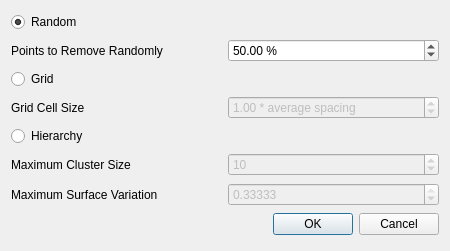
Above: Polyhedron/demo/Polyhedron/Plugins/Point_set/Point_set_simplification_plugin.ui from CGAL/cgal before the change. Below: the same form after it.
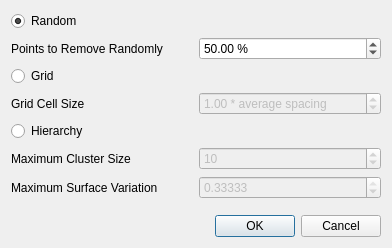
That is the form after the change.

Commit message: Rework of Point_set_simplification UI

Patch:
```diff
--- a/Polyhedron/demo/Polyhedron/Plugins/Point_set/Point_set_simplification_plugin.ui
+++ b/Polyhedron/demo/Polyhedron/Plugins/Point_set/Point_set_simplification_plugin.ui
@@ -6,14 +6,14 @@
    <rect>
     <x>0</x>
     <y>0</y>
-    <width>450</width>
-    <height>251</height>
+    <width>392</width>
+    <height>248</height>
    </rect>
   </property>
   <property name="windowTitle">
    <string>Simplification</string>
   </property>
-  <layout class="QGridLayout">
+  <layout class="QGridLayout" columnminimumwidth="0,1">
    <item row="7" column="0">
     <widget class="QLabel" name="label_4">
      <property name="text">
@@ -21,13 +21,33 @@
      </property>
     </widget>
    </item>
-   <item row="9" column="0" colspan="2">
-    <widget class="QDialogButtonBox" name="buttonBox">
-     <property name="orientation">
-      <enum>Qt::Horizontal</enum>
+   <item row="4" column="0">
+    <widget class="QRadioButton" name="Grid">
+     <property name="text">
+      <string>Grid</string>
      </property>
-     <property name="standardButtons">
-      <set>QDialogButtonBox::Cancel|QDialogButtonBox::Ok</set>
+    </widget>
+   </item>
+   <item row="7" column="1">
+    <widget class="QSpinBox" name="m_maximumClusterSize">
+     <property name="enabled">
+      <bool>false</bool>
+     </property>
+     <property name="minimum">
+      <number>1</number>
+     </property>
+     <property name="maximum">
+      <number>2147483647</number>
+     </property>
+     <property name="value">
+      <number>10</number>
+     </property>
+    </widget>
+   </item>
+   <item row="8" column="0">
+    <widget class="QLabel" name="label_5">
+     <property name="text">
+      <string>Maximum Surface Variation</string>
      </property>
     </widget>
    </item>
@@ -41,35 +61,6 @@
      </property>
     </widget>
    </item>
-   <item row="4" column="0">
-    <widget class="QRadioButton" name="Grid">
-     <property name="text">
-      <string>Grid</string>
-     </property>
-    </widget>
-   </item>
-   <item row="3" column="1">
-    <widget class="QDoubleSpinBox" name="m_randomSimplificationPercentage">
-     <property name="suffix">
-      <string> %</string>
-     </property>
-     <property name="decimals">
-      <number>2</number>
-     </property>
-     <property name="minimum">
-      <double>0.100000000000000</double>
-     </property>
-     <property name="maximum">
-      <double>100.000000000000000</double>
-     </property>
-     <property name="singleStep">
-      <double>0.100000000000000</double>
-     </property>
-     <property name="value">
-      <double>50.000000000000000</double>
-     </property>
-    </widget>
-   </item>
    <item row="6" column="0">
     <widget class="QRadioButton" name="Hierarchy">
      <property name="text">
@@ -77,31 +68,6 @@
      </property>
     </widget>
    </item>
-   <item row="5" column="1">
-    <widget class="QDoubleSpinBox" name="m_gridCellSize">
-     <property name="enabled">
-      <bool>false</bool>
-     </property>
-     <property name="suffix">
-      <string> * average spacing</string>
-     </property>
-     <property name="decimals">
-      <number>2</number>
-     </property>
-     <property name="minimum">
-      <double>0.100000000000000</double>
-     </property>
-     <property name="maximum">
-      <double>10.000000000000000</double>
-     </property>
-     <property name="singleStep">
-      <double>0.100000000000000</double>
-     </property>
-     <property name="value">
-      <double>1.000000000000000</double>
-     </property>
-    </widget>
-   </item>
    <item row="3" column="0">
     <widget class="QLabel" name="label_2">
      <property name="text">
@@ -116,26 +82,35 @@
      </property>
     </widget>
    </item>
-   <item row="7" column="1">
-    <widget class="QSpinBox" name="m_maximumClusterSize">
-     <property name="enabled">
-      <bool>false</bool>
+   <item row="10" column="0" colspan="2">
+    <widget class="QDialogButtonBox" name="buttonBox">
+     <property name="orientation">
+      <enum>Qt::Horizontal</enum>
+     </property>
+     <property name="standardButtons">
+      <set>QDialogButtonBox::Cancel|QDialogButtonBox::Ok</set>
+     </property>
+    </widget>
+   </item>
+   <item row="3" column="1">
+    <widget class="QDoubleSpinBox" name="m_randomSimplificationPercentage">
+     <property name="suffix">
+      <string> %</string>
+     </property>
+     <property name="decimals">
+      <number>2</number>
      </property>
      <property name="minimum">
-      <number>1</number>
+      <double>0.100000000000000</double>
      </property>
      <property name="maximum">
-      <number>2147483647</number>
+      <double>100.000000000000000</double>
+     </property>
+     <property name="singleStep">
+      <double>0.100000000000000</double>
      </property>
      <property name="value">
-      <number>10</number>
-     </property>
-    </widget>
-   </item>
-   <item row="8" column="0">
-    <widget class="QLabel" name="label_5">
-     <property name="text">
-      <string>Maximum Surface Variation</string>
+      <double>50.000000000000000</double>
      </property>
     </widget>
    </item>
@@ -164,6 +139,44 @@
      </property>
     </widget>
    </item>
+   <item row="5" column="1">
+    <widget class="QDoubleSpinBox" name="m_gridCellSize">
+     <property name="enabled">
+      <bool>false</bool>
+     </property>
+     <property name="suffix">
+      <string> * average spacing</string>
+     </property>
+     <property name="decimals">
+      <number>2</number>
+     </property>
+     <property name="minimum">
+      <double>0.100000000000000</double>
+     </property>
+     <property name="maximum">
+      <double>10.000000000000000</double>
+     </property>
+     <property name="singleStep">
+      <double>0.100000000000000</double>
+     </property>
+     <property name="value">
+      <double>1.000000000000000</double>
+     </property>
+    </widget>
+   </item>
+   <item row="9" column="0">
+    <spacer name="verticalSpacer">
+     <property name="orientation">
+      <enum>Qt::Vertical</enum>
+     </property>
+     <property name="sizeHint" stdset="0">
+      <size>
+       <width>20</width>
+       <height>40</height>
+      </size>
+     </property>
+    </spacer>
+   </item>
   </layout>
  </widget>
  <resources/>
```
